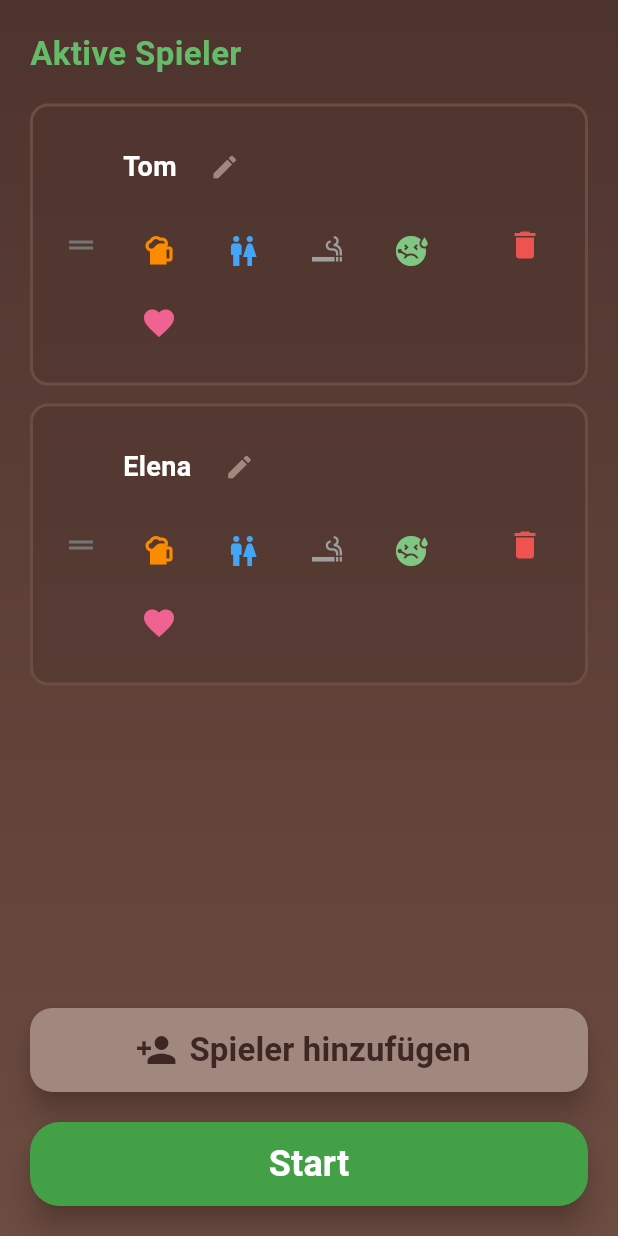
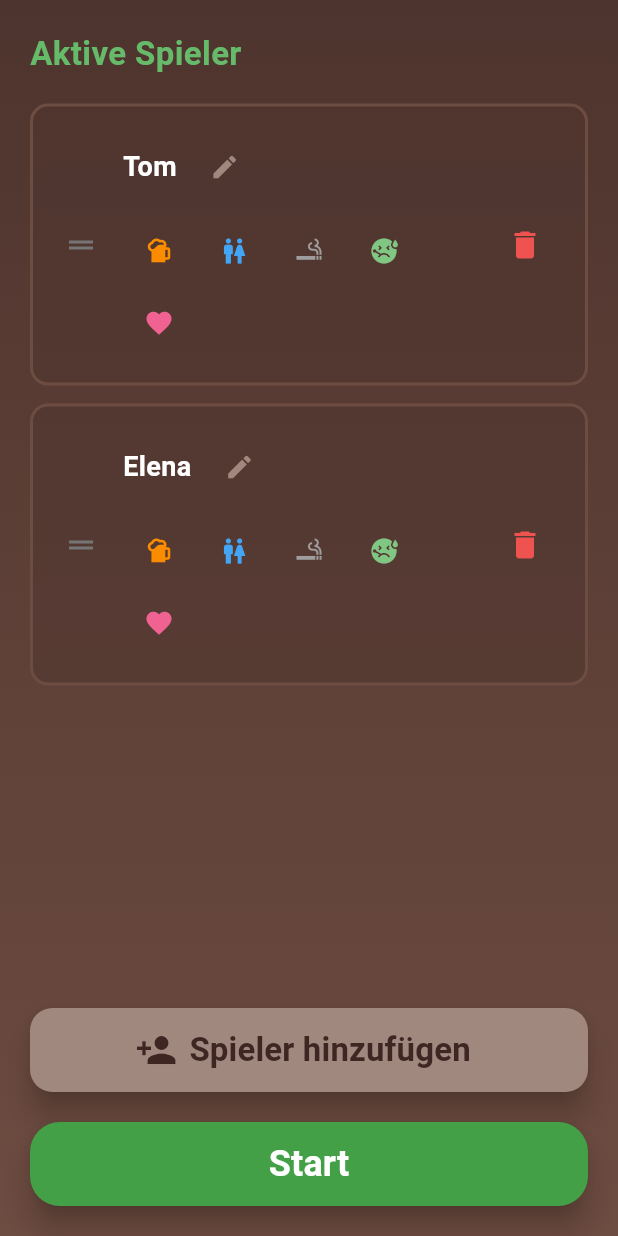
Before and after one commit to Lutzewald/FunnyDartboard, a Flutter app: the PlayerSelectionScreen screen opened directly, on a phone screen of 412 x 824 dp. Run offline on Flutter 3.47's test engine with Material 3 defaults, Android fonts, the phone set to English and light mode, and no system bars.

Commit message:
smaller break icons

```diff
--- a/lib/screens/player_selection_screen.dart
+++ b/lib/screens/player_selection_screen.dart
@@ -92,8 +92,7 @@ class PlayerSelectionScreen extends StatelessWidget {
                                   final index = activeIndices[listIndex];
                                   return _PlayerListItem(
                                     key: ValueKey('player_$index'),
-                                    playerName:
-                                        gameProvider.playerNames[index],
+                                    playerName: gameProvider.playerNames[index],
                                     displayNumber: listIndex + 1,
                                     isPaused: false,
                                     dragIndex: listIndex,
@@ -102,7 +101,8 @@ class PlayerSelectionScreen extends StatelessWidget {
                                       gameProvider,
                                       index,
                                     ),
-                                    onRemove: () => gameProvider.removePlayer(index),
+                                    onRemove: () =>
+                                        gameProvider.removePlayer(index),
                                     onTogglePause: (reason) => gameProvider
                                         .togglePlayerPause(index, reason),
                                   );
@@ -151,7 +151,9 @@ class PlayerSelectionScreen extends StatelessWidget {
                                         return Material(
                                           elevation: 8,
                                           color: Colors.transparent,
-                                          borderRadius: BorderRadius.circular(12),
+                                          borderRadius: BorderRadius.circular(
+                                            12,
+                                          ),
                                           child: child,
                                         );
                                       },
@@ -182,14 +184,15 @@ class PlayerSelectionScreen extends StatelessWidget {
                                           null, // No number for paused players
                                       isPaused: true,
                                       dragIndex: listIndex,
-                                      pauseReason: gameProvider
-                                          .playerPauseReason[index],
+                                      pauseReason:
+                                          gameProvider.playerPauseReason[index],
                                       onEdit: () => _showEditDialog(
                                         context,
                                         gameProvider,
                                         index,
                                       ),
-                                      onRemove: () => gameProvider.removePlayer(index),
+                                      onRemove: () =>
+                                          gameProvider.removePlayer(index),
                                       onTogglePause: (reason) => gameProvider
                                           .togglePlayerPause(index, reason),
                                     );
@@ -405,7 +408,11 @@ class _PlayerListItem extends StatelessWidget {
                 index: dragIndex,
                 child: Padding(
                   padding: const EdgeInsets.all(4),
-                  child: Icon(Icons.drag_handle, color: Colors.grey.shade600, size: 24),
+                  child: Icon(
+                    Icons.drag_handle,
+                    color: Colors.grey.shade600,
+                    size: 24,
+                  ),
                 ),
               ),
               const SizedBox(width: 12),
@@ -449,7 +456,7 @@ class _PlayerListItem extends StatelessWidget {
                   if (!isPaused) ...[
                     const SizedBox(height: 8),
                     Wrap(
-                      spacing: 8,
+                      spacing: 2,
                       children: [
                         // Beer
                         IconButton(
@@ -457,10 +464,14 @@ class _PlayerListItem extends StatelessWidget {
                           icon: Icon(
                             Icons.sports_bar,
                             color: Colors.orange.shade600,
-                            size: 24,
+                            size: 20,
                           ),
                           tooltip: '🍺 Bier',
-                          padding: const EdgeInsets.all(8),
+                          padding: const EdgeInsets.all(4),
+                          constraints: const BoxConstraints(
+                            minWidth: 32,
+                            minHeight: 32,
+                          ),
                         ),
                         // Toilet
                         IconButton(
@@ -468,10 +479,14 @@ class _PlayerListItem extends StatelessWidget {
                           icon: Icon(
                             Icons.wc,
                             color: Colors.blue.shade400,
-                            size: 24,
+                            size: 20,
                           ),
                           tooltip: '🚽 WC',
-                          padding: const EdgeInsets.all(8),
+                          padding: const EdgeInsets.all(4),
+                          constraints: const BoxConstraints(
+                            minWidth: 32,
+                            minHeight: 32,
+                          ),
                         ),
                         // Cigarette
                         IconButton(
@@ -479,10 +494,14 @@ class _PlayerListItem extends StatelessWidget {
                           icon: Icon(
                             Icons.smoking_rooms,
                             color: Colors.grey.shade500,
-                            size: 24,
+                            size: 20,
                           ),
                           tooltip: '🚬 Rauchen',
-                          padding: const EdgeInsets.all(8),
+                          padding: const EdgeInsets.all(4),
+                          constraints: const BoxConstraints(
+                            minWidth: 32,
+                            minHeight: 32,
+                          ),
                         ),
                         // Puking/sick
                         IconButton(
@@ -490,10 +509,14 @@ class _PlayerListItem extends StatelessWidget {
                           icon: Icon(
                             Icons.sick,
                             color: Colors.green.shade300,
-                            size: 24,
+                            size: 20,
                           ),
                           tooltip: '🤮 Kotzen',
-                          padding: const EdgeInsets.all(8),
+                          padding: const EdgeInsets.all(4),
+                          constraints: const BoxConstraints(
+                            minWidth: 32,
+                            minHeight: 32,
+                          ),
                         ),
                         // Love/sex
                         IconButton(
@@ -501,10 +524,14 @@ class _PlayerListItem extends StatelessWidget {
                           icon: Icon(
                             Icons.favorite,
                             color: Colors.pink.shade300,
-                            size: 24,
+                            size: 20,
                           ),
                           tooltip: '❤️ Liebe',
-                          padding: const EdgeInsets.all(8),
+                          padding: const EdgeInsets.all(4),
+                          constraints: const BoxConstraints(
+                            minWidth: 32,
+                            minHeight: 32,
+                          ),
                         ),
                       ],
                     ),
```
